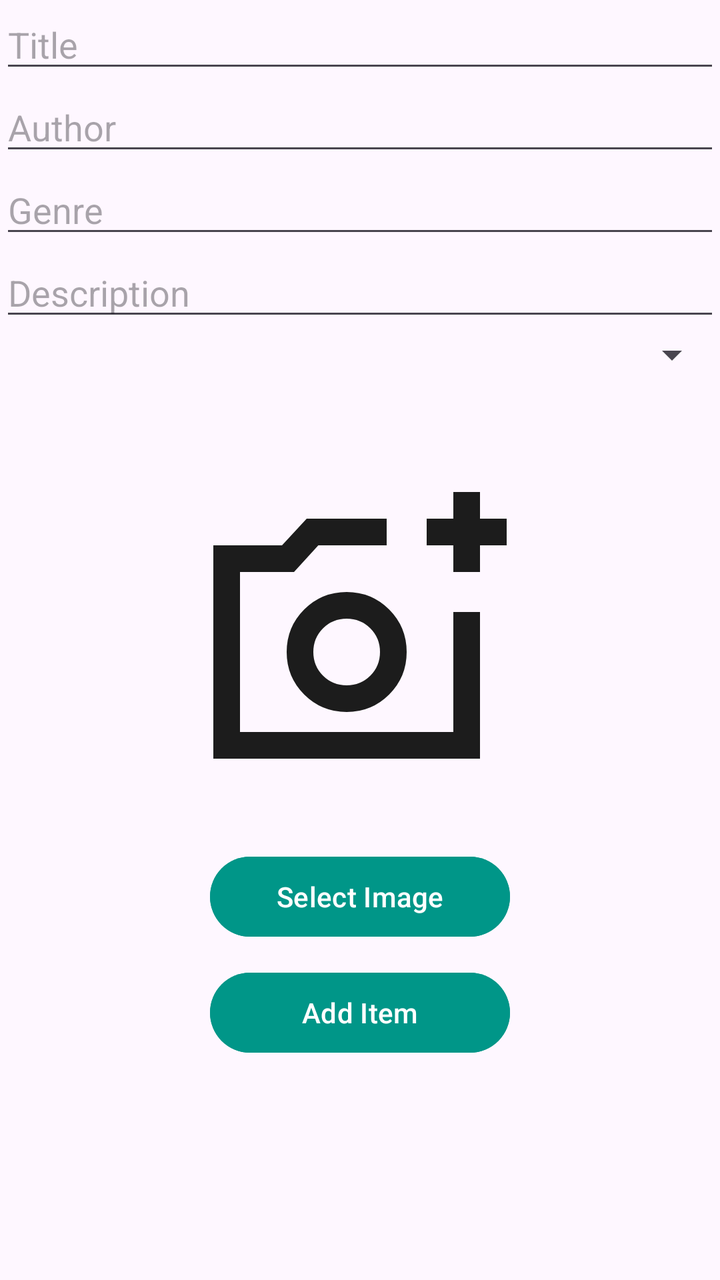
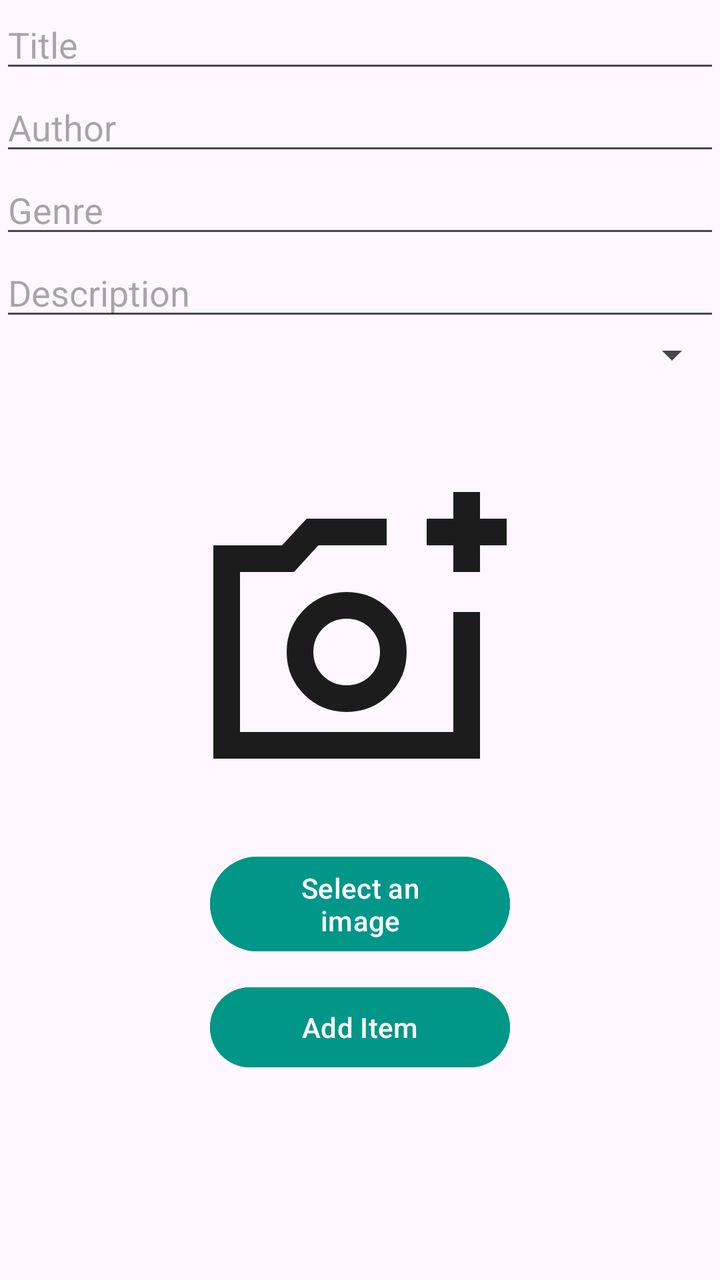

Screens rendered from an Android XML layout before and after an edit, with the pre-edit source and the edit as a unified diff.
<!-- AndroidManifest.xml: application theme Theme.B07DemoSummer2024 -->
<!-- res/layout/fragment_add_item.xml -->
<?xml version="1.0" encoding="utf-8"?>
<androidx.constraintlayout.widget.ConstraintLayout xmlns:android="http://schemas.android.com/apk/res/android"
    xmlns:app="http://schemas.android.com/apk/res-auto"
    xmlns:tools="http://schemas.android.com/tools"
    android:layout_width="match_parent"
    android:layout_height="match_parent"
    tools:context=".AddItemFragment">

    <EditText
        android:id="@+id/editTextTitle"
        android:layout_width="0dp"
        android:layout_height="wrap_content"
        android:hint="Title"
        app:layout_constraintTop_toTopOf="parent"
        app:layout_constraintStart_toStartOf="parent"
        app:layout_constraintEnd_toEndOf="parent"/>

    <EditText
        android:id="@+id/editTextAuthor"
        android:layout_width="0dp"
        android:layout_height="wrap_content"
        android:hint="Author"
        app:layout_constraintTop_toBottomOf="@+id/editTextTitle"
        app:layout_constraintStart_toStartOf="parent"
        app:layout_constraintEnd_toEndOf="parent"/>

    <EditText
        android:id="@+id/editTextGenre"
        android:layout_width="0dp"
        android:layout_height="wrap_content"
        android:hint="Genre"
        app:layout_constraintTop_toBottomOf="@+id/editTextAuthor"
        app:layout_constraintStart_toStartOf="parent"
        app:layout_constraintEnd_toEndOf="parent"/>

    <EditText
        android:id="@+id/editTextDescription"
        android:layout_width="0dp"
        android:layout_height="wrap_content"
        android:hint="Description"
        app:layout_constraintTop_toBottomOf="@+id/editTextGenre"
        app:layout_constraintStart_toStartOf="parent"
        app:layout_constraintEnd_toEndOf="parent"/>

    <Spinner
        android:id="@+id/spinnerCategory"
        android:layout_width="0dp"
        android:layout_height="wrap_content"
        app:layout_constraintTop_toBottomOf="@+id/editTextDescription"
        app:layout_constraintStart_toStartOf="parent"
        app:layout_constraintEnd_toEndOf="parent"/>

    <ImageView
        android:id="@+id/selectedImagePreview"
        android:layout_width="160dp"
        android:layout_height="160dp"
        android:layout_marginTop="50dp"
        android:src="@drawable/add_photo"
        android:scaleType="centerCrop"
        android:contentDescription="@string/select_image_description"
        android:clickable="true"
        android:focusable="true"
        app:layout_constraintTop_toBottomOf="@+id/spinnerCategory"
        app:layout_constraintStart_toStartOf="parent"
        app:layout_constraintEnd_toEndOf="parent"/>

    <Button
        android:id="@+id/buttonSelectImage"
        android:layout_width="150dp"
        android:layout_height="wrap_content"
        android:layout_marginTop="25dp"
        android:backgroundTint="#009688"
        android:text="@string/select_image_button"
        app:layout_constraintTop_toBottomOf="@+id/selectedImagePreview"
        app:layout_constraintStart_toStartOf="parent"
        app:layout_constraintEnd_toEndOf="parent"/>

    <Button
        android:id="@+id/buttonAdd"
        android:layout_width="150dp"
        android:layout_height="wrap_content"
        android:layout_marginTop="10dp"
        android:text="@string/add_item"
        android:backgroundTint="#009688"
        app:layout_constraintTop_toBottomOf="@+id/buttonSelectImage"
        app:layout_constraintStart_toStartOf="parent"
        app:layout_constraintEnd_toEndOf="parent"/>
</androidx.constraintlayout.widget.ConstraintLayout>
<!-- resources referenced by this layout -->
<resources>
  <!-- drawable add_photo (drawable) -->
  <vector xmlns:android="http://schemas.android.com/apk/res/android" android:height="24dp" android:tint="#1C1C1C" android:viewportHeight="960" android:viewportWidth="960" android:width="24dp">
        
      <path android:fillColor="@android:color/white" android:pathData="M440,520L440,520L440,520L440,520L440,520L540,520L540,520L540,520L440,520L440,520ZM40,840L40,200L246,200L320,120L560,120L560,200L355,200L282,280L120,280L120,760L760,760L760,400L840,400L840,840L40,840ZM760,280L760,200L680,200L680,120L760,120L760,40L840,40L840,120L920,120L920,200L840,200L840,280L760,280ZM440,700Q515,700 567.5,647.5Q620,595 620,520Q620,445 567.5,392.5Q515,340 440,340Q365,340 312.5,392.5Q260,445 260,520Q260,595 312.5,647.5Q365,700 440,700ZM440,620Q398,620 369,591Q340,562 340,520Q340,478 369,449Q398,420 440,420Q482,420 511,449Q540,478 540,520Q540,562 511,591Q482,620 440,620Z"/>
      
  </vector>
  <string name="add_item">Add Item</string>
  <string name="select_image_button">Select Image</string>
  <string name="select_image_description">Select an image</string>
  <style name="Theme.B07DemoSummer2024" parent="Base.Theme.B07DemoSummer2024" />
  <style name="Base.Theme.B07DemoSummer2024" parent="Theme.Material3.DayNight.NoActionBar">
          
          
      </style>
</resources>

<!-- the commit's change to res/layout/fragment_add_item.xml (unified diff, before → after) -->
@@ -70,7 +70,7 @@
         android:layout_height="wrap_content"
         android:layout_marginTop="25dp"
         android:backgroundTint="#009688"
-        android:text="@string/select_image_button"
+        android:text="@string/select_image_description"
         app:layout_constraintTop_toBottomOf="@+id/selectedImagePreview"
         app:layout_constraintStart_toStartOf="parent"
         app:layout_constraintEnd_toEndOf="parent"/>
<!-- resource entries referenced after the edit -->
@@ -7,7 +7,6 @@
       
   </vector>
   <string name="add_item">Add Item</string>
-  <string name="select_image_button">Select Image</string>
   <string name="select_image_description">Select an image</string>
   <style name="Theme.B07DemoSummer2024" parent="Base.Theme.B07DemoSummer2024" />
   <style name="Base.Theme.B07DemoSummer2024" parent="Theme.Material3.DayNight.NoActionBar">
